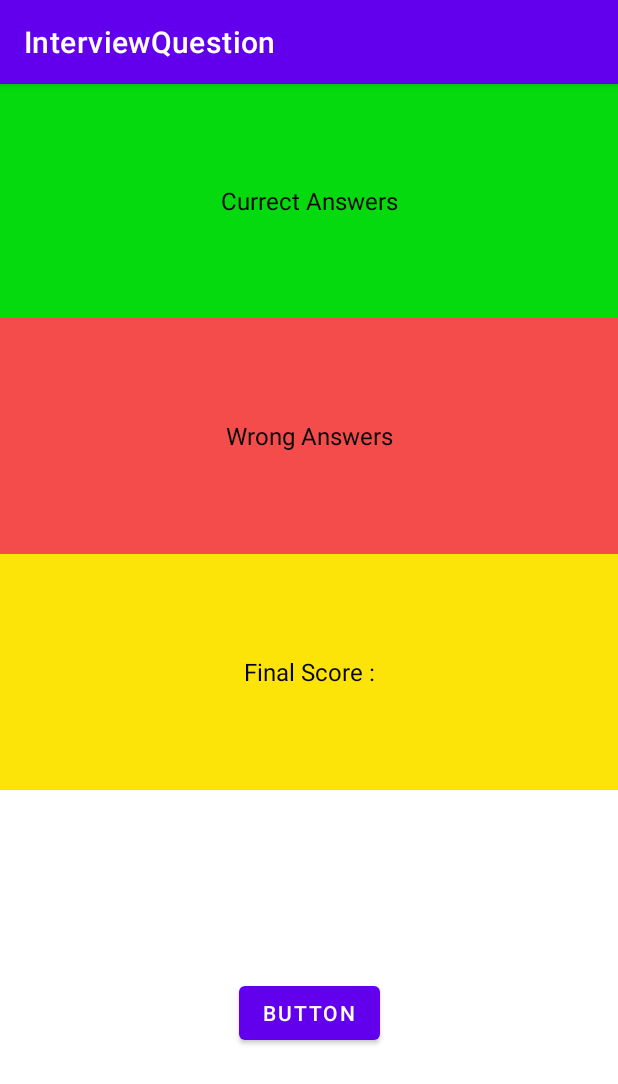
After one commit to Suresh-sanganaboyana-improve10x/InterviewQuestions, an Android app: the QuestionResultActivity screen opened directly, with no data from a screen before it, on a phone screen of 412 x 824 dp. The commit adds this screen. Shown: the top 1084 px of the screen. Run offline under Robolectric (Android 15) with nearby library versions, the phone set to English and light mode, and no system bars.

```diff
--- a/app/src/main/AndroidManifest.xml
+++ b/app/src/main/AndroidManifest.xml
@@ -2,7 +2,7 @@
 <manifest xmlns:android="http://schemas.android.com/apk/res/android"
     xmlns:tools="http://schemas.android.com/tools">
 
-    <uses-permission android:name="android.permission.INTERNET"/>
+    <uses-permission android:name="android.permission.INTERNET" />
 
     <application
         android:allowBackup="true"
@@ -15,6 +15,9 @@
         android:theme="@style/Theme.InterviewQuestion"
         tools:targetApi="31">
         <activity
+            android:name=".QuestionResultActivity"
+            android:exported="false" />
+        <activity
             android:name=".MultipleChoiceActivity"
             android:exported="true">
             <intent-filter>
@@ -22,6 +25,7 @@
 
                 <category android:name="android.intent.category.LAUNCHER" />
             </intent-filter>
+
             <meta-data
                 android:name="android.app.lib_name"
                 android:value="" />
--- a/app/src/main/java/com/example/interviewquestion/MultiChoiceAdapter.java
+++ b/app/src/main/java/com/example/interviewquestion/MultiChoiceAdapter.java
@@ -41,12 +41,12 @@ public class MultiChoiceAdapter extends RecyclerView.Adapter<MultiChoiceViewHold
         Question question = choices.get(position);
         holder.binding.numberOfQuestionsTxt.setText(String.valueOf(position+1));
         holder.binding.getRoot().setOnClickListener(v -> {
-            currentQuestionPosition = position;
-            notifyDataSetChanged();
+//            currentQuestionPosition = position;
+//            notifyDataSetChanged();
             onItemActionListener.onNumberClick(question);
         });
         if (currentQuestionPosition == position) {
-            holder.binding.numberOfQuestionsTxt.setTextColor(Color.parseColor("#FFFFFF"));
+            holder.binding.numberOfQuestionsTxt.setTextColor(Color.parseColor("#FD052A"));
         } else {
             holder.binding.numberOfQuestionsTxt.setTextColor(Color.parseColor("#000000"));
         }
--- /dev/null
+++ b/app/src/main/java/com/example/interviewquestion/QuestionResultActivity.java
@@ -0,0 +1,14 @@
+package com.example.interviewquestion;
+
+import androidx.appcompat.app.AppCompatActivity;
+
+import android.os.Bundle;
+
+public class QuestionResultActivity extends AppCompatActivity {
+
+    @Override
+    protected void onCreate(Bundle savedInstanceState) {
+        super.onCreate(savedInstanceState);
+        setContentView(R.layout.activity_question_result);
+    }
+}
--- /dev/null
+++ b/app/src/main/res/layout/activity_question_result.xml
@@ -0,0 +1,63 @@
+<?xml version="1.0" encoding="utf-8"?>
+<androidx.constraintlayout.widget.ConstraintLayout xmlns:android="http://schemas.android.com/apk/res/android"
+    xmlns:app="http://schemas.android.com/apk/res-auto"
+    xmlns:tools="http://schemas.android.com/tools"
+    android:layout_width="match_parent"
+    android:layout_height="match_parent"
+    tools:context=".QuestionResultActivity">
+
+    <TextView
+        android:id="@+id/textView2"
+        android:layout_width="0dp"
+        android:layout_height="156dp"
+        android:background="#04DA0E"
+        android:gravity="center"
+        android:text="Currect Answers"
+        android:textColor="#050505"
+        android:textSize="16sp"
+        app:layout_constraintBottom_toTopOf="@+id/textView5"
+        app:layout_constraintEnd_toEndOf="parent"
+        app:layout_constraintHorizontal_bias="0.5"
+        app:layout_constraintStart_toStartOf="parent"
+        app:layout_constraintTop_toTopOf="parent"
+        app:layout_constraintVertical_chainStyle="spread" />
+
+    <TextView
+        android:id="@+id/textView5"
+        android:layout_width="0dp"
+        android:layout_height="157dp"
+        android:background="#F44B4B"
+        android:gravity="center"
+        android:text="Wrong Answers"
+        android:textColor="#050505"
+        android:textSize="16sp"
+        app:layout_constraintBottom_toTopOf="@+id/textView6"
+        app:layout_constraintEnd_toEndOf="@+id/textView2"
+        app:layout_constraintHorizontal_bias="0.5"
+        app:layout_constraintStart_toStartOf="@+id/textView2"
+        app:layout_constraintTop_toBottomOf="@+id/textView2" />
+
+    <TextView
+        android:id="@+id/textView6"
+        android:layout_width="0dp"
+        android:layout_height="157dp"
+        android:background="#FDE408"
+        android:gravity="center"
+        android:text="Final Score :"
+        android:textColor="#050505"
+        android:textSize="16sp"
+        app:layout_constraintEnd_toEndOf="@+id/textView5"
+        app:layout_constraintHorizontal_bias="0.5"
+        app:layout_constraintStart_toStartOf="@+id/textView5"
+        app:layout_constraintTop_toBottomOf="@+id/textView5" />
+
+    <Button
+        android:id="@+id/button"
+        android:layout_width="wrap_content"
+        android:layout_height="wrap_content"
+        android:text="Button"
+        app:layout_constraintBottom_toBottomOf="parent"
+        app:layout_constraintEnd_toEndOf="parent"
+        app:layout_constraintStart_toStartOf="parent"
+        app:layout_constraintTop_toBottomOf="@+id/textView6" />
+</androidx.constraintlayout.widget.ConstraintLayout>
```
Also changed, not shown: app/src/main/java/com/example/interviewquestion/MultipleChoiceActivity.java (+35 -21 lines).
